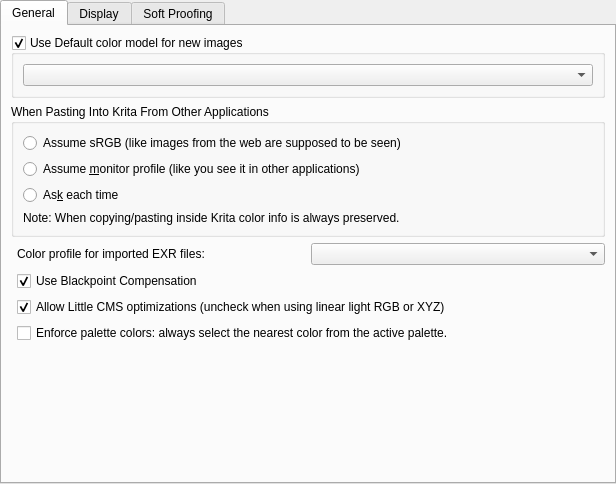
The window that libs/ui/forms/wdgcolorsettings.ui (Sudo-DNF/Koma-Paint) describes before a commit, drawn with Qt 5.
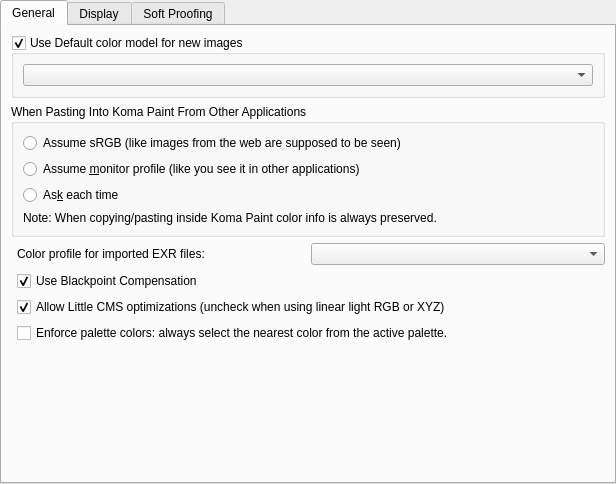
The same window after the commit. Custom widgets are drawn as their Qt base class.

Commit message: feat(branding): rebrand application as Koma Paint

```diff
--- a/libs/ui/forms/wdgcolorsettings.ui
+++ b/libs/ui/forms/wdgcolorsettings.ui
@@ -74,7 +74,7 @@
        <item row="1" column="0" colspan="2">
         <widget class="QGroupBox" name="grpPasteBehaviour">
          <property name="title">
-          <string>When Pasting Into Krita From Other Applications</string>
+          <string>When Pasting Into Koma Paint From Other Applications</string>
          </property>
          <layout class="QVBoxLayout">
           <item>
@@ -101,7 +101,7 @@
           <item>
            <widget class="QLabel" name="textLabel1_2_2">
             <property name="text">
-             <string>Note: When copying/pasting inside Krita color info is always preserved.</string>
+             <string>Note: When copying/pasting inside Koma Paint color info is always preserved.</string>
             </property>
            </widget>
           </item>
```
The commit also changes 113 other files.
